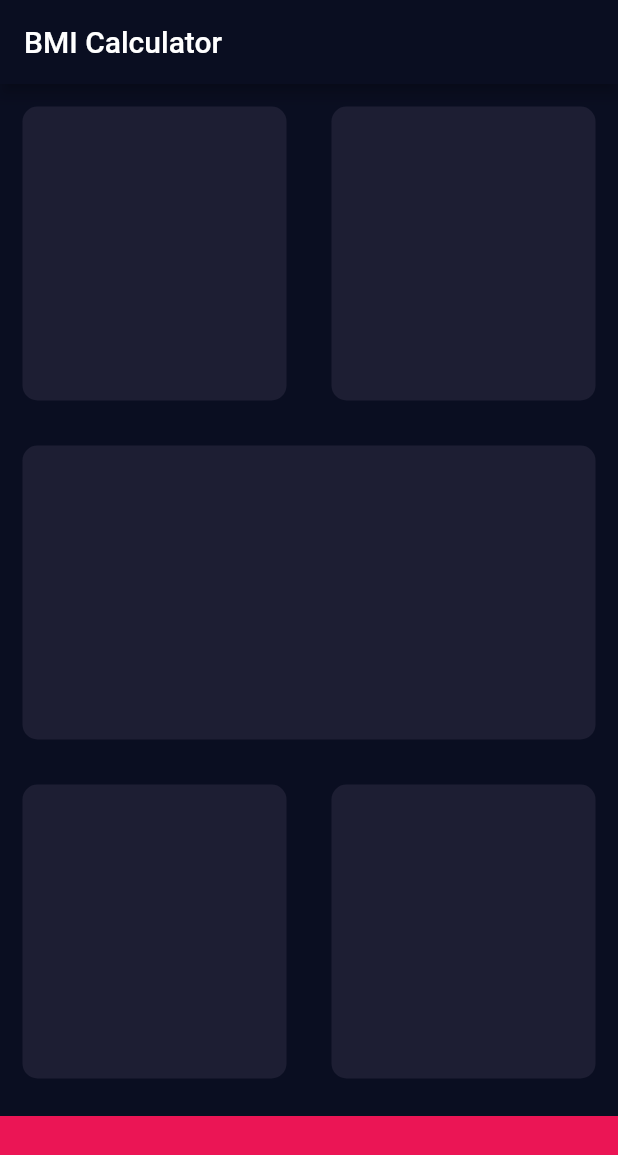
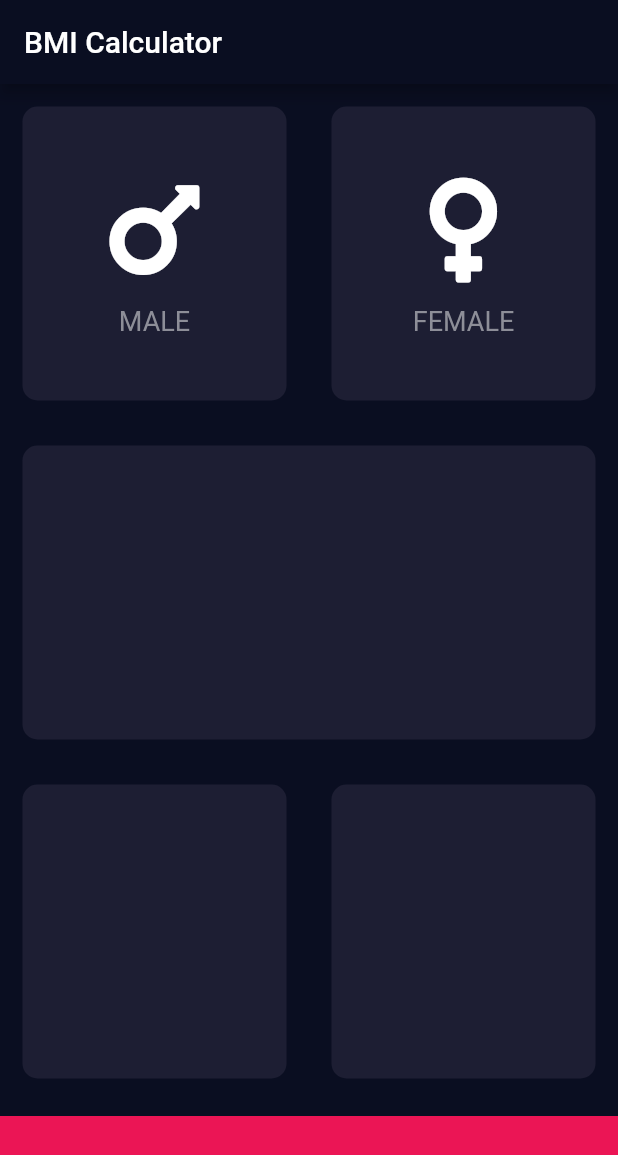
Before and after one commit to v3nk3y/bmi_cal, a Flutter app: the screen it shows after launch, on a phone screen of 412 x 824 dp. Shown: the top 1155 px of the screen. Run offline on Flutter 3.47's test engine with Material 2 defaults, Android fonts, the phone set to English and light mode, and no system bars; our stand-ins replace font_awesome_flutter.

Commit message:
Home page card icon/content update, Code Refactoring

```diff
--- a/lib/home_page.dart
+++ b/lib/home_page.dart
@@ -1,9 +1,15 @@
 import 'package:flutter/material.dart';
-
-const homeBottomContainerHeight = 80.0;
+import 'package:font_awesome_flutter/font_awesome_flutter.dart';
+import 'icon_content.dart';
+import 'reusable_card.dart';
 
 const activeCardColor = Color(0xFF1D1E33);
 const homeBottomContainerColor = Color(0xFFEB1555);
+const homeBottomContainerHeight = 80.0;
+const maleCardIcon = FontAwesomeIcons.mars;
+const femaleCardIcon = FontAwesomeIcons.venus;
+const maleCardText = 'MALE';
+const femaleCardText = 'FEMALE';
 
 class HomePage extends StatefulWidget {
   @override
@@ -23,10 +29,22 @@ class _HomePageState extends State<HomePage> {
             child: Row(
               children: <Widget>[
                 Expanded(
-                  child: ResuableCard(colour: activeCardColor),
+                  child: ReusableCard(
+                    colour: activeCardColor,
+                    cardChild: IconContent(
+                      iconName: maleCardIcon,
+                      iconLabel: maleCardText,
+                    ),
+                  ),
                 ),
                 Expanded(
-                  child: ResuableCard(colour: activeCardColor),
+                  child: ReusableCard(
+                    colour: activeCardColor,
+                    cardChild: IconContent(
+                      iconName: femaleCardIcon,
+                      iconLabel: femaleCardText,
+                    ),
+                  ),
                 ),
               ],
             ),
@@ -35,7 +53,7 @@ class _HomePageState extends State<HomePage> {
             child: Row(
               children: <Widget>[
                 Expanded(
-                  child: ResuableCard(colour: activeCardColor),
+                  child: ReusableCard(colour: activeCardColor),
                 ),
               ],
             ),
@@ -44,10 +62,10 @@ class _HomePageState extends State<HomePage> {
             child: Row(
               children: <Widget>[
                 Expanded(
-                  child: ResuableCard(colour: activeCardColor),
+                  child: ReusableCard(colour: activeCardColor),
                 ),
                 Expanded(
-                  child: ResuableCard(colour: activeCardColor),
+                  child: ReusableCard(colour: activeCardColor),
                 ),
               ],
             ),
@@ -63,19 +81,3 @@ class _HomePageState extends State<HomePage> {
     );
   }
 }
-
-class ResuableCard extends StatelessWidget {
-  const ResuableCard({@required this.colour});
-  final Color colour;
-
-  @override
-  Widget build(BuildContext context) {
-    return Container(
-      decoration: BoxDecoration(
-        color: colour,
-        borderRadius: BorderRadius.circular(10.0),
-      ),
-      margin: EdgeInsets.all(15.0),
-    );
-  }
-}
--- /dev/null
+++ b/lib/icon_content.dart
@@ -0,0 +1,31 @@
+import 'package:flutter/material.dart';
+
+const double iconDefualtSize = 80.0;
+const double sizedBoxHeight = 10.0;
+const TextStyle iconLabelStyle = TextStyle(
+  fontSize: 18.0,
+  color: Color(0xFF8D8E98),
+);
+
+class IconContent extends StatelessWidget {
+  const IconContent({@required this.iconName, @required this.iconLabel});
+  final IconData iconName;
+  final String iconLabel;
+
+  @override
+  Widget build(BuildContext context) {
+    return Column(
+      mainAxisAlignment: MainAxisAlignment.center,
+      children: <Widget>[
+        Icon(
+          iconName,
+          size: iconDefualtSize,
+        ),
+        SizedBox(
+          height: sizedBoxHeight,
+        ),
+        Text(iconLabel, style: iconLabelStyle)
+      ],
+    );
+  }
+}
--- /dev/null
+++ b/lib/reusable_card.dart
@@ -0,0 +1,19 @@
+import 'package:flutter/material.dart';
+
+class ReusableCard extends StatelessWidget {
+  const ReusableCard({@required this.colour, this.cardChild});
+  final Color colour;
+  final Widget cardChild;
+
+  @override
+  Widget build(BuildContext context) {
+    return Container(
+      child: cardChild,
+      decoration: BoxDecoration(
+        color: colour,
+        borderRadius: BorderRadius.circular(10.0),
+      ),
+      margin: EdgeInsets.all(15.0),
+    );
+  }
+}
```
Also changed, not shown: pubspec.lock.
